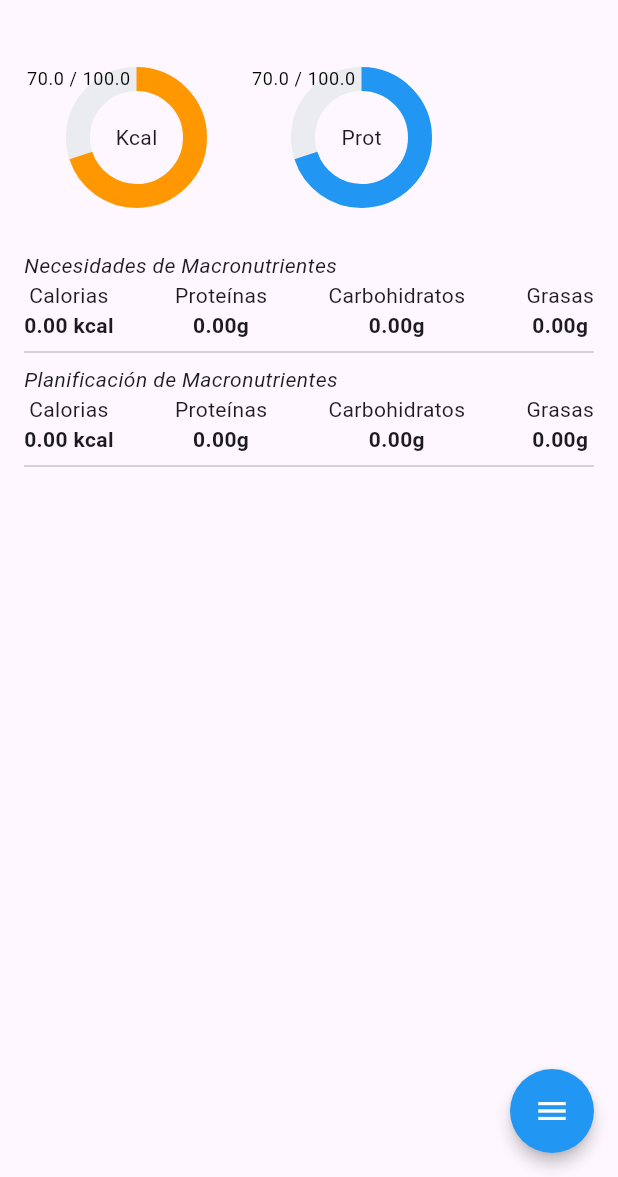
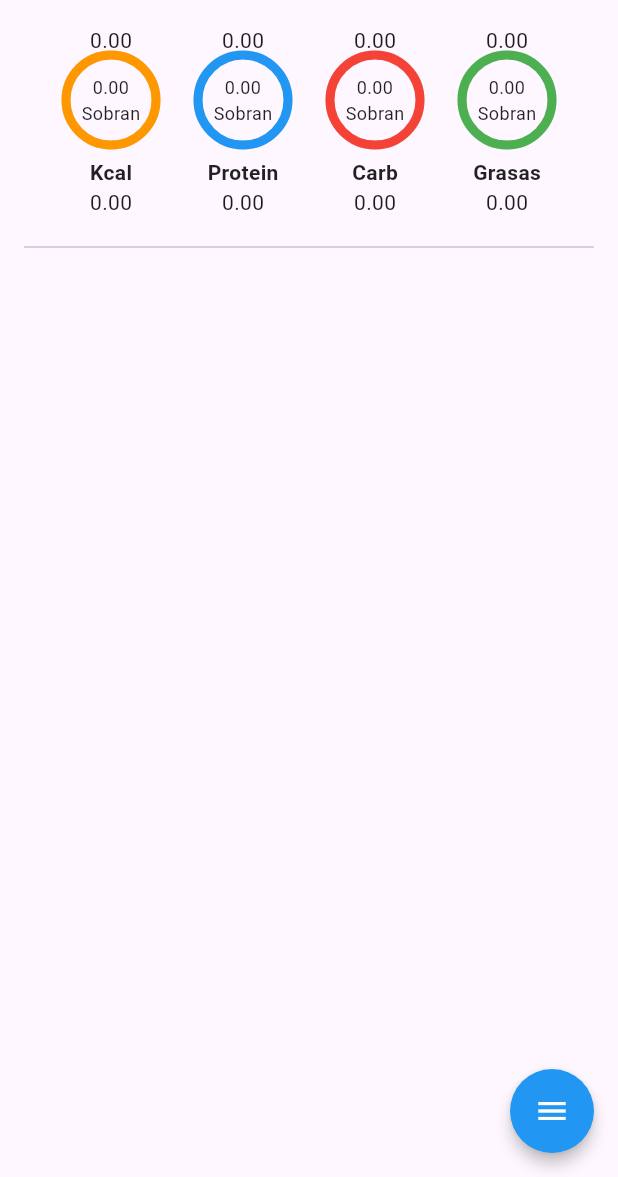
Before and after one commit to cardentey86/nutrition_fit_tracker, a Flutter app: the MenuScreen screen opened by its route, on a phone screen of 412 x 824 dp, the part 59-1236 px from its top. Run offline on Flutter 3.47's test engine with Material 3 defaults, Android fonts, the phone set to English and light mode, and no system bars; our stand-ins replace flutter_slidable, flutter_svg, sqflite, syncfusion_flutter_charts; accounts and stored records are empty; project files that could hold a hidden picture were left out.

Commit message:
create macro progress

```diff
--- a/lib/modules/menu/screens/menu_screen.dart
+++ b/lib/modules/menu/screens/menu_screen.dart
@@ -4,14 +4,12 @@ import 'package:nutrition_fit_traker/modules/food/models/food_model.dart';
 import 'package:nutrition_fit_traker/modules/indices/infrastructure/indices_controller.dart';
 import 'package:nutrition_fit_traker/modules/indices/models/consumo_macro.dart';
 import 'package:nutrition_fit_traker/modules/menu/infrastructure/menu_plato_controller.dart';
-import 'package:nutrition_fit_traker/modules/menu/models/chart_model.dart';
 import 'package:nutrition_fit_traker/modules/menu/models/menu.dart';
 import 'package:nutrition_fit_traker/modules/menu/models/menu_plato.dart';
 import 'package:nutrition_fit_traker/modules/menu/models/show_macro.dart';
 import 'package:nutrition_fit_traker/modules/menu/screens/menu_dialog.dart';
 import 'package:nutrition_fit_traker/modules/menu/screens/menu_plato_dialog.dart';
-import 'package:nutrition_fit_traker/modules/menu/widgets/menu_chart.dart';
-import 'package:syncfusion_flutter_charts/charts.dart';
+import 'package:nutrition_fit_traker/modules/menu/widgets/nutrition_screen.dart';
 
 class MenuScreen extends StatefulWidget {
   const MenuScreen({super.key});
@@ -106,10 +104,10 @@ class _MyWidgetState extends State<MenuScreen> {
     setState(() {
       macrosPlanGeneral = ShowMacro(
           tipoMacro: 'general',
-          calorias: calorias,
-          proteinas: proteinas,
-          carbohidratos: carbohidratos,
-          grasas: grasas);
+          calorias: double.parse(calorias.toStringAsFixed(2)),
+          proteinas: double.parse(proteinas.toStringAsFixed(2)),
+          carbohidratos: double.parse(carbohidratos.toStringAsFixed(2)),
+          grasas: double.parse(grasas.toStringAsFixed(2)));
     });
   }
 
@@ -278,113 +276,19 @@ class _MyWidgetState extends State<MenuScreen> {
           child: Column(
             crossAxisAlignment: CrossAxisAlignment.start,
             children: [
-              Row(
-                children: [
-                  SizedBox(
-                    height: 150,
-                    width: 150,
-                    child: MyChart(
-                      data: [Data('Caloria', 70)],
-                      maxValue: 100,
-                      seriesColor: Colors.orange,
-                      title: 'Kcal',
-                    ),
-                  ),
-                  SizedBox(
-                    height: 150,
-                    width: 150,
-                    child: MyChart(
-                      data: [Data('Proteina', 70)],
-                      maxValue: 100,
-                      seriesColor: Colors.blue,
-                      title: 'Prot',
-                    ),
-                  ),
-                ],
-              ),
-              const Text(
-                'Necesidades de Macronutrientes',
-                style: TextStyle(fontStyle: FontStyle.italic),
-              ),
-              Row(
-                mainAxisAlignment: MainAxisAlignment.spaceBetween,
-                children: [
-                  Column(
-                    children: [
-                      const Text('Calorias'),
-                      Text(
-                        '${necesidadesMacro!.calorias.toStringAsFixed(2)} kcal',
-                        style: const TextStyle(fontWeight: FontWeight.bold),
-                      ),
-                    ],
-                  ),
-                  Column(
-                    children: [
-                      const Text('Proteínas'),
-                      Text('${necesidadesMacro!.proteinas.toStringAsFixed(2)}g',
-                          style: const TextStyle(fontWeight: FontWeight.bold)),
-                    ],
-                  ),
-                  Column(
-                    children: [
-                      const Text('Carbohidratos'),
-                      Text(
-                          '${necesidadesMacro!.carbohidratos.toStringAsFixed(2)}g',
-                          style: const TextStyle(fontWeight: FontWeight.bold)),
-                    ],
-                  ),
-                  Column(
-                    children: [
-                      const Text('Grasas'),
-                      Text('${necesidadesMacro!.grasas.toStringAsFixed(2)}g',
-                          style: const TextStyle(fontWeight: FontWeight.bold)),
-                    ],
-                  ),
-                ],
-              ),
-              const Divider(
-                height: 16,
-              ),
-              const Text(
-                'Planificación de Macronutrientes',
-                style: TextStyle(fontStyle: FontStyle.italic),
-              ),
-              Row(
-                mainAxisAlignment: MainAxisAlignment.spaceBetween,
-                children: [
-                  Column(
-                    children: [
-                      const Text('Calorias'),
-                      Text(
-                        '${macrosPlanGeneral!.calorias.toStringAsFixed(2)} kcal',
-                        style: const TextStyle(fontWeight: FontWeight.bold),
-                      ),
-                    ],
-                  ),
-                  Column(
-                    children: [
-                      const Text('Proteínas'),
-                      Text(
-                          '${macrosPlanGeneral!.proteinas.toStringAsFixed(2)}g',
-                          style: const TextStyle(fontWeight: FontWeight.bold)),
-                    ],
-                  ),
-                  Column(
-                    children: [
-                      const Text('Carbohidratos'),
-                      Text(
-                          '${macrosPlanGeneral!.carbohidratos.toStringAsFixed(2)}g',
-                          style: const TextStyle(fontWeight: FontWeight.bold)),
-                    ],
-                  ),
-                  Column(
-                    children: [
-                      const Text('Grasas'),
-                      Text('${macrosPlanGeneral!.grasas.toStringAsFixed(2)}g',
-                          style: const TextStyle(fontWeight: FontWeight.bold)),
-                    ],
-                  ),
-                ],
+              SizedBox(
+                height: 140,
+                width: double.maxFinite,
+                child: NutritionScreen(
+                  valueCal: macrosPlanGeneral!.calorias,
+                  maxValueCal: necesidadesMacro!.calorias,
+                  valueProt: macrosPlanGeneral!.proteinas,
+                  maxValueProt: necesidadesMacro!.proteinas,
+                  valueCarb: macrosPlanGeneral!.carbohidratos,
+                  maxValueCarb: necesidadesMacro!.carbohidratos,
+                  valueGrasa: macrosPlanGeneral!.grasas,
+                  maxValueGrasa: necesidadesMacro!.grasas,
+                ),
               ),
               const Divider(
                 height: 16,
--- /dev/null
+++ b/lib/modules/menu/widgets/macro_card.dart
@@ -0,0 +1,52 @@
+import 'package:flutter/material.dart';
+
+class MacroCard extends StatelessWidget {
+  final String label;
+  final double value;
+  final double maxValue;
+  final Color color;
+
+  const MacroCard({
+    super.key,
+    required this.label,
+    required this.value,
+    required this.color,
+    required this.maxValue,
+  });
+
+  @override
+  Widget build(BuildContext context) {
+    return Column(
+      children: [
+        Stack(
+          alignment: Alignment.center,
+          children: [
+            SizedBox(
+              width: 60,
+              height: 60,
+              child: CircularProgressIndicator(
+                value: double.parse((value / maxValue).toStringAsFixed(2)),
+                backgroundColor: Colors.black12,
+                valueColor: AlwaysStoppedAnimation(color),
+                strokeWidth: 6,
+              ),
+            ),
+            Text(
+              (maxValue - value) > 0
+                  ? "${(maxValue - value).toStringAsFixed(2)}\nFaltan"
+                  : '${(maxValue - value).toStringAsFixed(2)}\nSobran',
+              textAlign: TextAlign.center,
+              style: const TextStyle(color: Colors.black87, fontSize: 12),
+            ),
+          ],
+        ),
+        const SizedBox(height: 8),
+        Text(
+          label,
+          style: const TextStyle(
+              color: Colors.black87, fontWeight: FontWeight.bold),
+        ),
+      ],
+    );
+  }
+}
--- a/lib/modules/menu/widgets/menu_chart.dart
+++ /dev/null
@@ -1,57 +0,0 @@
-import 'package:flutter/material.dart';
-import 'package:nutrition_fit_traker/modules/menu/models/chart_model.dart';
-import 'package:syncfusion_flutter_charts/charts.dart';
-
-class MyChart extends StatefulWidget {
-  final String title;
-  final double maxValue;
-  final Color seriesColor;
-  final List<Data> data;
-
-  const MyChart({
-    super.key,
-    required this.maxValue,
-    required this.seriesColor,
-    required this.data,
-    required this.title,
-  });
-
-  @override
-  State<MyChart> createState() => _MyChartWidgetState();
-}
-
-class _MyChartWidgetState extends State<MyChart> {
-  @override
-  void initState() {
-    super.initState();
-  }
-
-  @override
-  Widget build(BuildContext context) {
-    return Stack(alignment: AlignmentDirectional.center, children: [
-      SfCircularChart(
-        series: <CircularSeries>[
-          RadialBarSeries<Data, String>(
-            dataSource: widget.data,
-            xValueMapper: (Data data, _) => data.macro,
-            yValueMapper: (Data data, _) => data.value,
-            maximumValue: widget.maxValue,
-            strokeColor: Colors.black,
-            gap: '10',
-            pointColorMapper: (datum, index) => widget.seriesColor,
-            dataLabelSettings: DataLabelSettings(
-                isVisible: true,
-                textStyle: TextStyle(
-                    color: widget.maxValue < widget.data.first.value
-                        ? Colors.red
-                        : Colors.black),
-                labelPosition: ChartDataLabelPosition.inside),
-            dataLabelMapper: (datum, index) =>
-                '${datum.value} / ${widget.maxValue}',
-          ),
-        ],
-      ),
-      Text(widget.title)
-    ]);
-  }
-}
--- /dev/null
+++ b/lib/modules/menu/widgets/nutrition_screen.dart
@@ -0,0 +1,78 @@
+import 'package:flutter/material.dart';
+import 'package:nutrition_fit_traker/modules/menu/widgets/macro_card.dart';
+
+class NutritionScreen extends StatelessWidget {
+  final double valueCal;
+  final double maxValueCal;
+  final double valueProt;
+  final double maxValueProt;
+  final double valueCarb;
+  final double maxValueCarb;
+  final double valueGrasa;
+  final double maxValueGrasa;
+  const NutritionScreen(
+      {super.key,
+      required this.valueCal,
+      required this.maxValueCal,
+      required this.valueProt,
+      required this.maxValueProt,
+      required this.valueCarb,
+      required this.maxValueCarb,
+      required this.valueGrasa,
+      required this.maxValueGrasa});
+
+  @override
+  Widget build(BuildContext context) {
+    return Scaffold(
+      body: Row(
+        mainAxisAlignment: MainAxisAlignment.spaceEvenly,
+        children: [
+          Column(
+            children: [
+              Text(maxValueCal.toStringAsFixed(2)),
+              MacroCard(
+                  label: "Kcal",
+                  value: valueCal,
+                  maxValue: maxValueCal,
+                  color: Colors.orange),
+              Text(valueCal.toStringAsFixed(2)),
+            ],
+          ),
+          Column(
+            children: [
+              Text(maxValueProt.toStringAsFixed(2)),
+              MacroCard(
+                  label: "Protein",
+                  value: valueProt,
+                  maxValue: maxValueProt,
+                  color: Colors.blue),
+              Text(valueProt.toStringAsFixed(2)),
+            ],
+          ),
+          Column(
+            children: [
+              Text(maxValueCarb.toStringAsFixed(2)),
+              MacroCard(
+                  label: "Carb",
+                  value: valueCarb,
+                  maxValue: maxValueCarb,
+                  color: Colors.red),
+              Text(valueCarb.toStringAsFixed(2)),
+            ],
+          ),
+          Column(
+            children: [
+              Text(maxValueGrasa.toStringAsFixed(2)),
+              MacroCard(
+                  label: "Grasas",
+                  value: valueGrasa,
+                  maxValue: maxValueGrasa,
+                  color: Colors.green),
+              Text(valueGrasa.toStringAsFixed(2)),
+            ],
+          ),
+        ],
+      ),
+    );
+  }
+}
```
